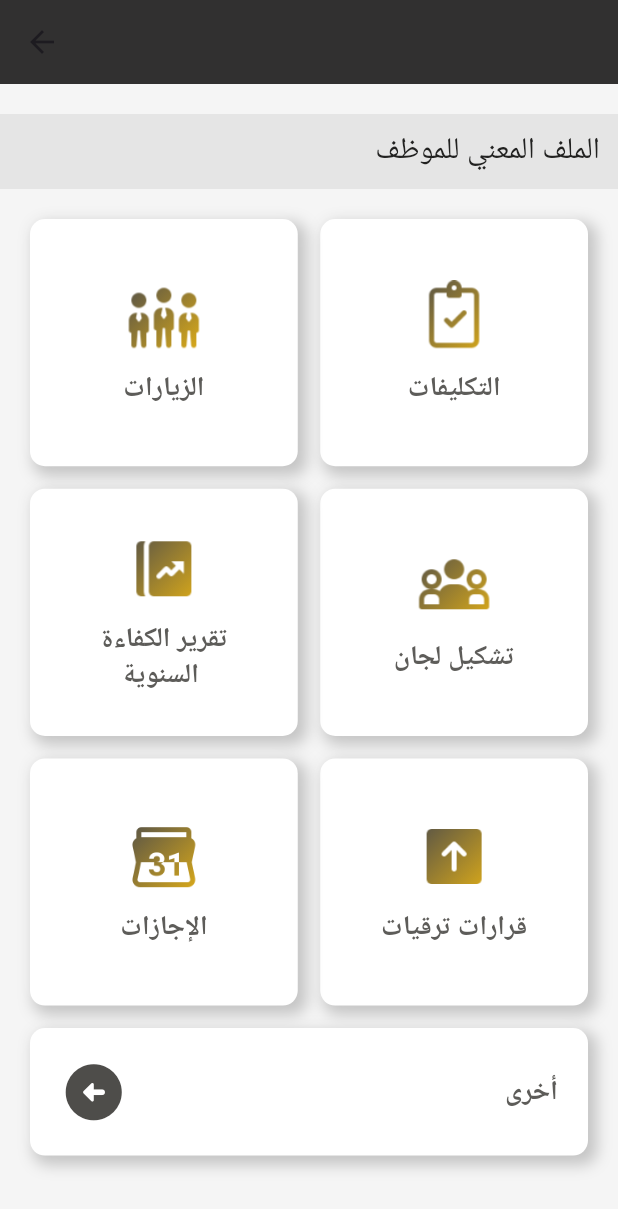
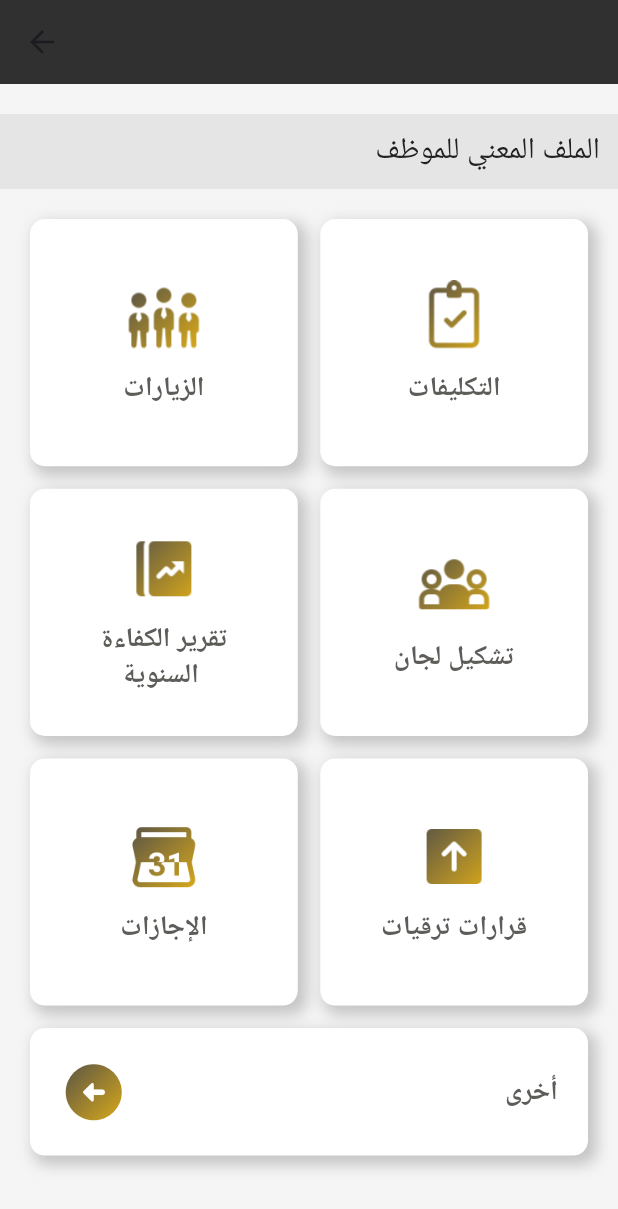
Before and after one commit to Ekram20/qacc_application, a Flutter app: the EmployeeFiles screen opened directly, on a phone screen of 412 x 824 dp. Shown: the top 1209 px of the screen. Run offline on Flutter 3.47's test engine with Material 3 defaults, Android fonts, the light colour scheme and no system bars; our stand-ins replace animate_do, auto_route, file_picker, firebase_auth, firebase_core, font_awesome_flutter and 3 more; missing offline and left inert: syncfusion_flutter_pdfviewer; accounts and stored records are empty; Roboto replaces fonts that are missing (Cairo).

Commit message:
label_card Icon's Color edit

```diff
--- a/lib/widgets/label_card.dart
+++ b/lib/widgets/label_card.dart
@@ -45,11 +45,25 @@ class LabelCard extends StatelessWidget {
               textAlign: TextAlign.center,
             ),
             Spacer(),
-            Icon(
+            ShaderMask(
+              shaderCallback: (Rect bounds) {
+                return LinearGradient(
+                  colors: [
+                    AppColors.secondaryColor.shade600,
+                    AppColors.primaryColor.shade400,
+                  ],
+                  begin: Alignment.topLeft,
+                  end: Alignment.bottomRight,
+                ).createShader(bounds);
+              },
+              blendMode: BlendMode.srcATop,
+              child: Icon(
               Icons.arrow_circle_left_rounded,
               color: AppColors.secondaryColor.shade600,
               size: 45.0,
             ),
+            ),
+
           ],
         ),
       ),
```
